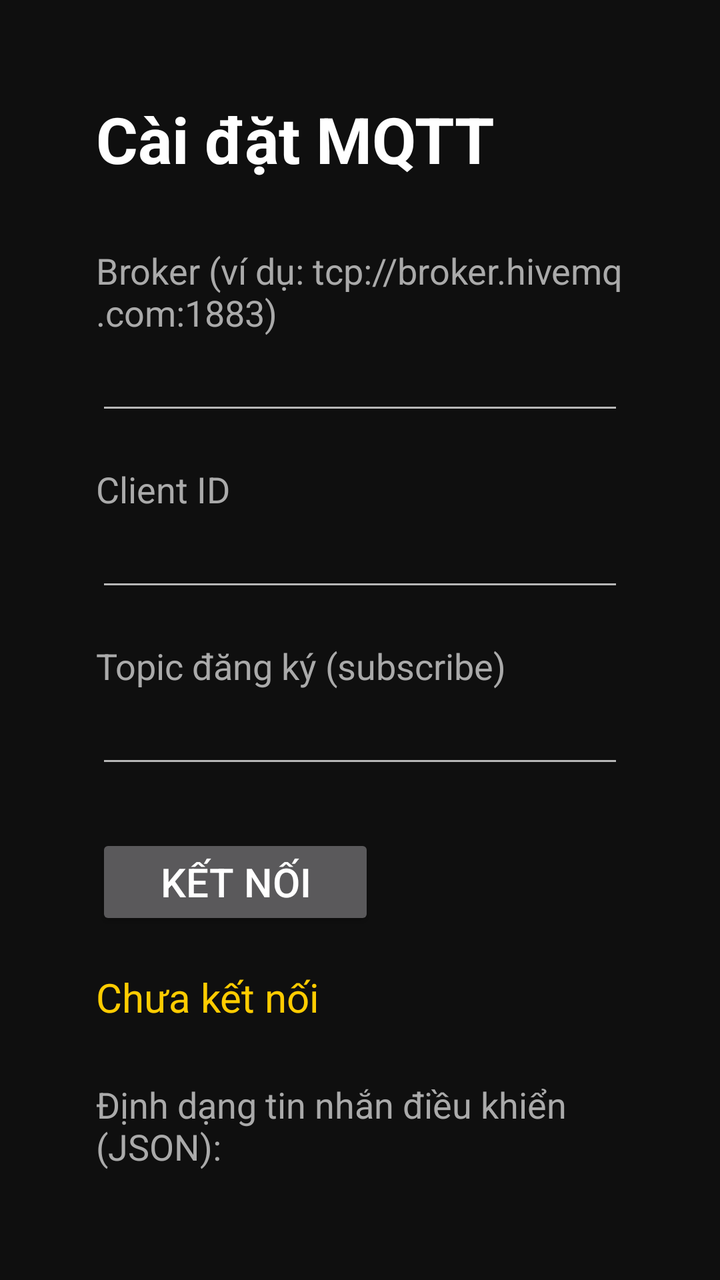
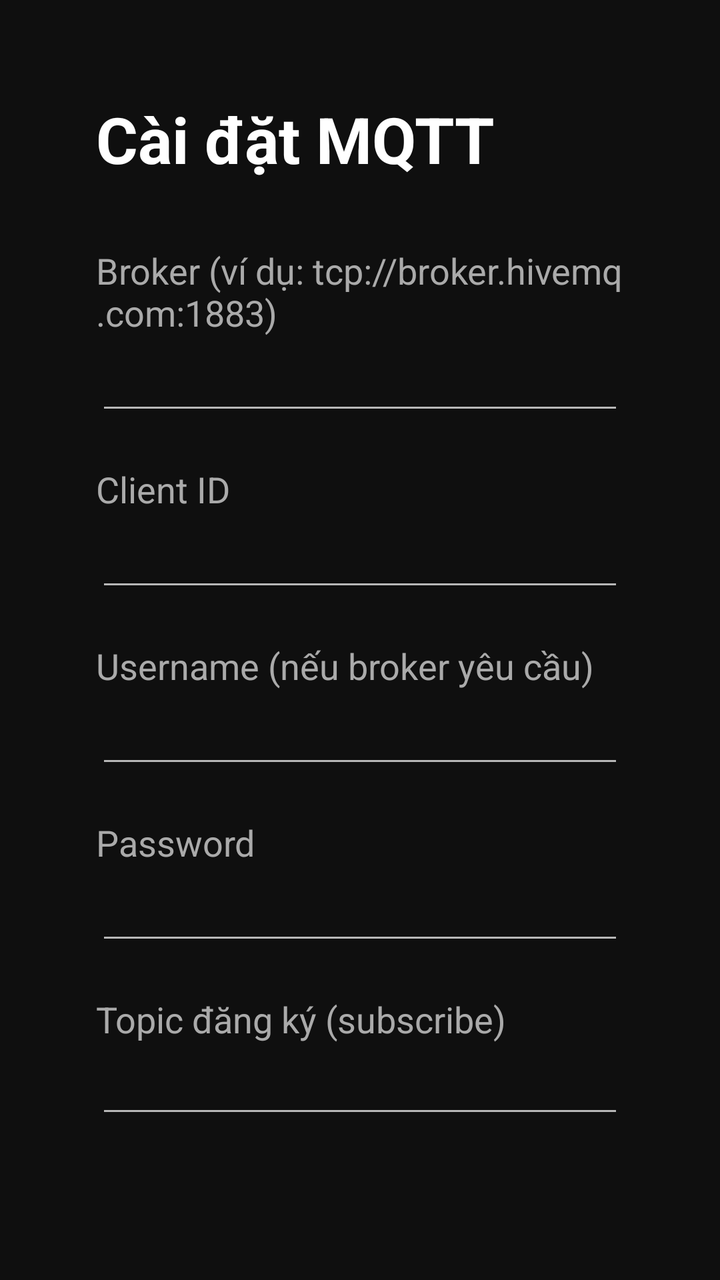

Compare the two renders of this Android layout. The source of the first and the diff that turns it into the second are given below.
<!-- AndroidManifest.xml: application theme Theme.AppCompat.NoActionBar -->
<!-- res/layout/activity_settings.xml -->
<?xml version="1.0" encoding="utf-8"?>
<LinearLayout xmlns:android="http://schemas.android.com/apk/res/android"
    android:orientation="vertical"
    android:padding="48dp"
    android:layout_width="match_parent"
    android:layout_height="match_parent"
    android:background="#0f0f0f">

    <TextView
        android:layout_width="wrap_content"
        android:layout_height="wrap_content"
        android:text="Cài đặt MQTT"
        android:textColor="#FFFFFF"
        android:textSize="32sp"
        android:textStyle="bold"
        android:layout_marginBottom="32dp" />

    <TextView
        android:layout_width="wrap_content"
        android:layout_height="wrap_content"
        android:text="Broker (ví dụ: tcp://broker.hivemq.com:1883)"
        android:textColor="#AAAAAA"
        android:textSize="18sp" />

    <EditText
        android:id="@+id/et_broker"
        android:layout_width="match_parent"
        android:layout_height="wrap_content"
        android:textSize="20sp"
        android:textColor="#FFFFFF"
        android:inputType="textUri"
        android:importantForAutofill="no"
        android:layout_marginBottom="20dp" />

    <TextView
        android:layout_width="wrap_content"
        android:layout_height="wrap_content"
        android:text="Client ID"
        android:textColor="#AAAAAA"
        android:textSize="18sp" />

    <EditText
        android:id="@+id/et_client_id"
        android:layout_width="match_parent"
        android:layout_height="wrap_content"
        android:textSize="20sp"
        android:textColor="#FFFFFF"
        android:inputType="text"
        android:importantForAutofill="no"
        android:layout_marginBottom="20dp" />

    <TextView
        android:layout_width="wrap_content"
        android:layout_height="wrap_content"
        android:text="Topic đăng ký (subscribe)"
        android:textColor="#AAAAAA"
        android:textSize="18sp" />

    <EditText
        android:id="@+id/et_topic"
        android:layout_width="match_parent"
        android:layout_height="wrap_content"
        android:textSize="20sp"
        android:textColor="#FFFFFF"
        android:inputType="text"
        android:importantForAutofill="no"
        android:layout_marginBottom="28dp" />

    <Button
        android:id="@+id/btn_connect"
        android:layout_width="wrap_content"
        android:layout_height="wrap_content"
        android:text="Kết nối"
        android:textSize="20sp"
        android:paddingStart="32dp"
        android:paddingEnd="32dp"
        android:layout_marginBottom="20dp" />

    <TextView
        android:id="@+id/tv_status"
        android:layout_width="wrap_content"
        android:layout_height="wrap_content"
        android:text="Chưa kết nối"
        android:textColor="#FFCC00"
        android:textSize="20sp"
        android:layout_marginBottom="28dp" />

    <TextView
        android:layout_width="wrap_content"
        android:layout_height="wrap_content"
        android:text="Định dạng tin nhắn điều khiển (JSON):"
        android:textColor="#AAAAAA"
        android:textSize="18sp" />

    <TextView
        android:layout_width="wrap_content"
        android:layout_height="wrap_content"
        android:text='{ "action": "play" }  → tiếp tục phát
{ "action": "stop" }  → tạm dừng
{ "action": "next" }  → video kế tiếp'
        android:textColor="#FFFFFF"
        android:textSize="18sp"
        android:fontFamily="monospace"
        android:layout_marginTop="8dp" />
</LinearLayout>
<!-- resources referenced by this layout -->
<resources>

</resources>

<!-- the commit's change to res/layout/activity_settings.xml (unified diff, before → after) -->
@@ -46,6 +46,40 @@
         android:textSize="20sp"
         android:textColor="#FFFFFF"
         android:inputType="text"
+        android:importantForAutofill="no"
+        android:layout_marginBottom="20dp" />
+
+    <TextView
+        android:layout_width="wrap_content"
+        android:layout_height="wrap_content"
+        android:text="Username (nếu broker yêu cầu)"
+        android:textColor="#AAAAAA"
+        android:textSize="18sp" />
+
+    <EditText
+        android:id="@+id/et_username"
+        android:layout_width="match_parent"
+        android:layout_height="wrap_content"
+        android:textSize="20sp"
+        android:textColor="#FFFFFF"
+        android:inputType="text"
+        android:importantForAutofill="no"
+        android:layout_marginBottom="20dp" />
+
+    <TextView
+        android:layout_width="wrap_content"
+        android:layout_height="wrap_content"
+        android:text="Password"
+        android:textColor="#AAAAAA"
+        android:textSize="18sp" />
+
+    <EditText
+        android:id="@+id/et_password"
+        android:layout_width="match_parent"
+        android:layout_height="wrap_content"
+        android:textSize="20sp"
+        android:textColor="#FFFFFF"
+        android:inputType="textPassword"
         android:importantForAutofill="no"
         android:layout_marginBottom="20dp" />
 
